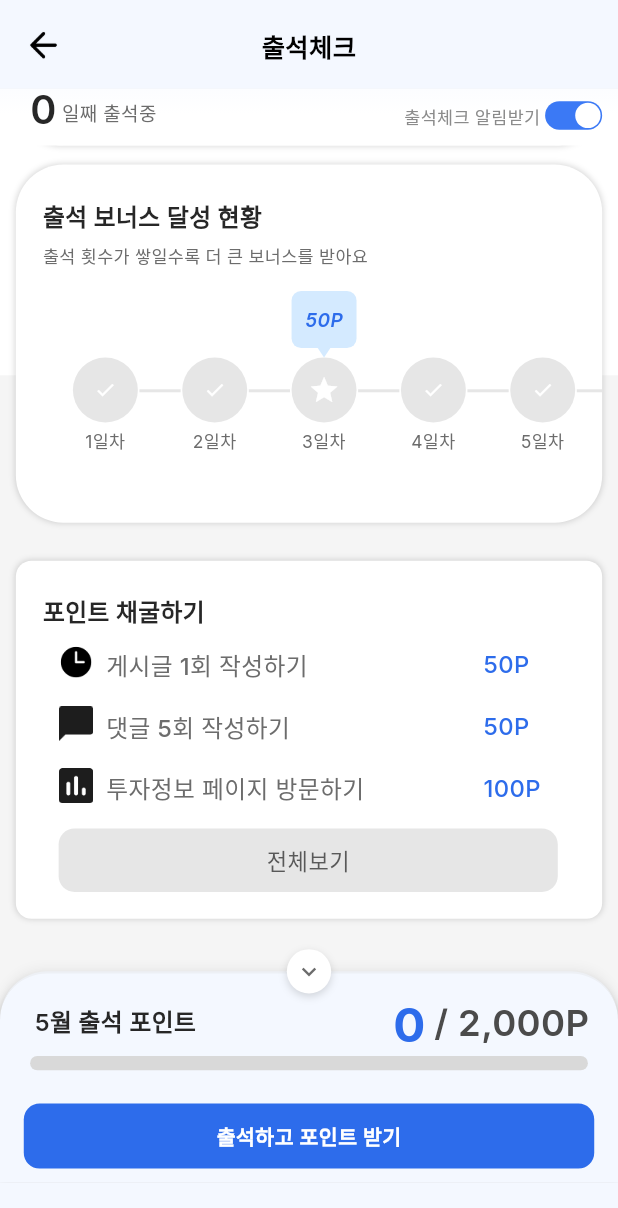
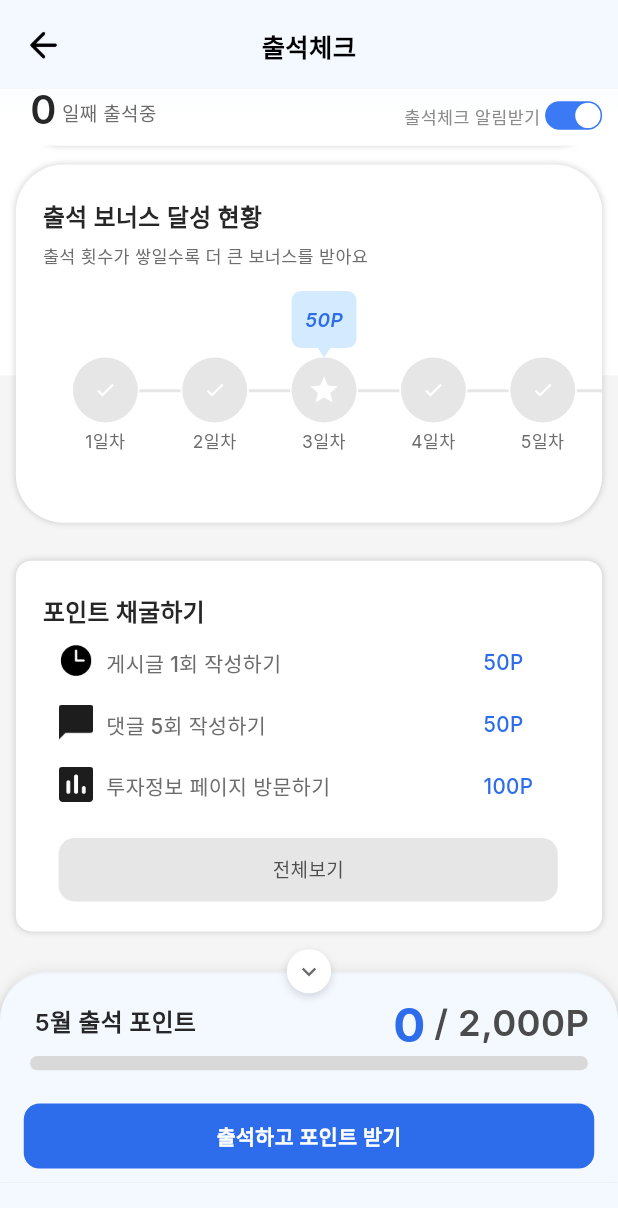
Before and after one commit to 0xdavidhan97/mobile-web, a Flutter app: the AttendancePage screen opened directly, scrolled down 484 dp, on a phone screen of 412 x 824 dp. Shown: the top 1208 px of the screen. Run offline on Flutter 3.47's test engine with Material 3 defaults, Android fonts, the phone set to English and light mode, and no system bars; our stand-ins replace google_fonts.

Commit message:
fix: 포인트 채굴 카드 레이아웃 및 폰트 사이즈 수정

```diff
--- a/lib/screens/attendance_page.dart
+++ b/lib/screens/attendance_page.dart
@@ -68,7 +68,7 @@ class _AttendancePageState extends State<AttendancePage> {
     const double calCardTop = 72.0;   // 187 - 115
     final double bonusCardTop = calCardTop + calCardHeight + 12.0;
     final double miningCardTop = bonusCardTop + 226.0 + 24.0;
-    final double contentHeight = miningCardTop + 226.0 + 20.0;
+    final double contentHeight = miningCardTop + 234.0 + 20.0;
 
     // ── sticky my_header2 계산 ──────────────────────────────────────
     // calCardBottom: 달력 카드 하단 (scroll-relative)
@@ -615,7 +615,7 @@ class _AttendancePageState extends State<AttendancePage> {
   Widget _buildMiningCard(double s) {
     return Container(
       width: 370 * s,
-      height: 226 * s,
+      height: 234 * s,
       decoration: BoxDecoration(
         color: Colors.white,
         borderRadius: BorderRadius.circular(10 * s),
@@ -644,9 +644,9 @@ class _AttendancePageState extends State<AttendancePage> {
               ),
             ),
           ),
-          // Mission 1: write.png (878-825=53), 게시글 (880-825=55), 50P
+          // Mission 1: write.png (877-825=52), 게시글 (880-825=55), 50P (305-10=295)
           Positioned(
-            top: 53 * s,
+            top: 52 * s,
             left: 27 * s,
             child: Image.asset('assets/write.png', width: 22 * s, height: 22 * s),
           ),
@@ -656,7 +656,7 @@ class _AttendancePageState extends State<AttendancePage> {
             child: Text(
               '게시글 1회 작성하기',
               style: GoogleFonts.inter(
-                fontSize: 15 * s,
+                fontSize: 13 * s,
                 fontWeight: FontWeight.w500,
                 color: const Color(0xFF6C6C6C),
                 decoration: TextDecoration.none,
@@ -669,16 +669,16 @@ class _AttendancePageState extends State<AttendancePage> {
             child: Text(
               '50P',
               style: GoogleFonts.inter(
-                fontSize: 15 * s,
+                fontSize: 13 * s,
                 fontWeight: FontWeight.w500,
                 color: const Color(0xFF2D6CEB),
                 decoration: TextDecoration.none,
               ),
             ),
           ),
-          // Mission 2: image2834.png (917-825=92), 댓글 (919-825=94), 50P
+          // Mission 2: comment.png (916-825=91), 댓글 (919-825=94), 50P
           Positioned(
-            top: 92 * s,
+            top: 91 * s,
             left: 27 * s,
             child: Image.asset('assets/comment.png', width: 22 * s, height: 22 * s),
           ),
@@ -688,7 +688,7 @@ class _AttendancePageState extends State<AttendancePage> {
             child: Text(
               '댓글 5회 작성하기',
               style: GoogleFonts.inter(
-                fontSize: 15 * s,
+                fontSize: 13 * s,
                 fontWeight: FontWeight.w500,
                 color: const Color(0xFF6C6C6C),
                 decoration: TextDecoration.none,
@@ -701,16 +701,16 @@ class _AttendancePageState extends State<AttendancePage> {
             child: Text(
               '50P',
               style: GoogleFonts.inter(
-                fontSize: 15 * s,
+                fontSize: 13 * s,
                 fontWeight: FontWeight.w500,
                 color: const Color(0xFF2D6CEB),
                 decoration: TextDecoration.none,
               ),
             ),
           ),
-          // Mission 3: image2833.png (956-825=131), 투자정보 (958-825=133), 100P
+          // Mission 3: chart.png (955-825=130), 투자정보 (958-825=133), 100P
           Positioned(
-            top: 131 * s,
+            top: 130 * s,
             left: 27 * s,
             child: Image.asset('assets/chart.png', width: 22 * s, height: 22 * s),
           ),
@@ -720,7 +720,7 @@ class _AttendancePageState extends State<AttendancePage> {
             child: Text(
               '투자정보 페이지 방문하기',
               style: GoogleFonts.inter(
-                fontSize: 15 * s,
+                fontSize: 13 * s,
                 fontWeight: FontWeight.w500,
                 color: const Color(0xFF6C6C6C),
                 decoration: TextDecoration.none,
@@ -733,16 +733,16 @@ class _AttendancePageState extends State<AttendancePage> {
             child: Text(
               '100P',
               style: GoogleFonts.inter(
-                fontSize: 15 * s,
+                fontSize: 13 * s,
                 fontWeight: FontWeight.w500,
                 color: const Color(0xFF2D6CEB),
                 decoration: TextDecoration.none,
               ),
             ),
           ),
-          // 전체보기 버튼: 994-825=169, left 27, width 315, height 40
+          // 전체보기 버튼: 1000-825=175, left 37-10=27, width 315, height 40
           Positioned(
-            top: 169 * s,
+            top: 175 * s,
             left: 27 * s,
             child: Container(
               width: 315 * s,
@@ -755,9 +755,9 @@ class _AttendancePageState extends State<AttendancePage> {
               child: Text(
                 '전체보기',
                 style: GoogleFonts.inter(
-                  fontSize: 14 * s,
+                  fontSize: 12 * s,
                   fontWeight: FontWeight.w500,
-                  color: const Color(0xFF595959),
+                  color: const Color(0xFF4D4D4D),
                   decoration: TextDecoration.none,
                 ),
               ),
```
